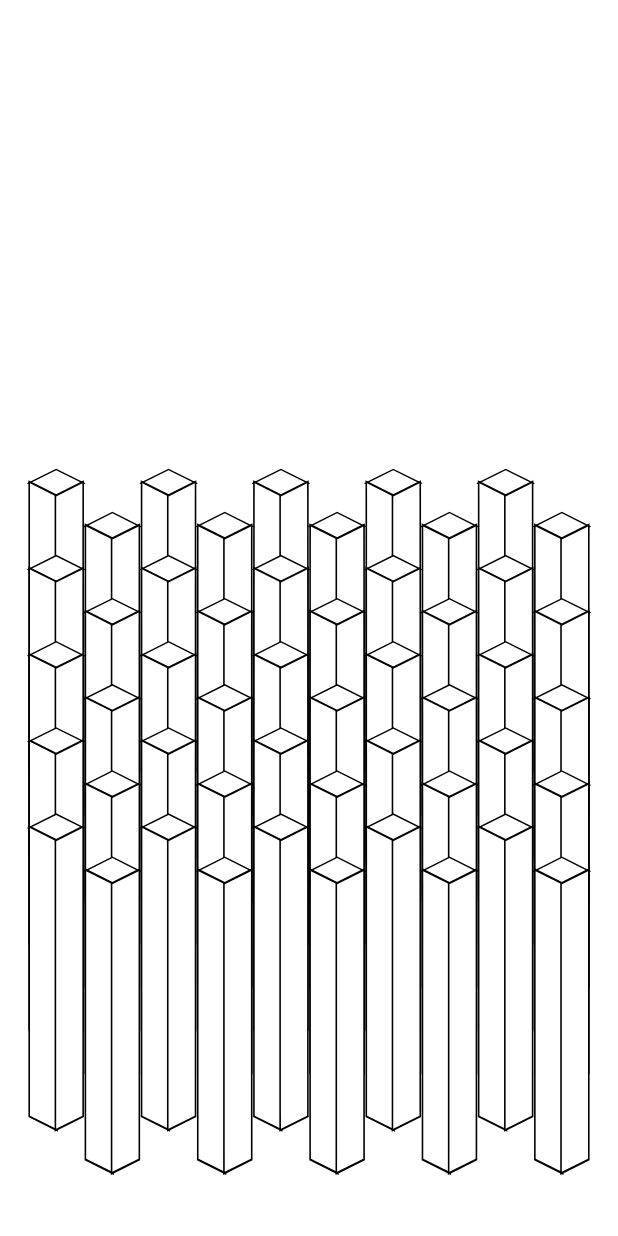
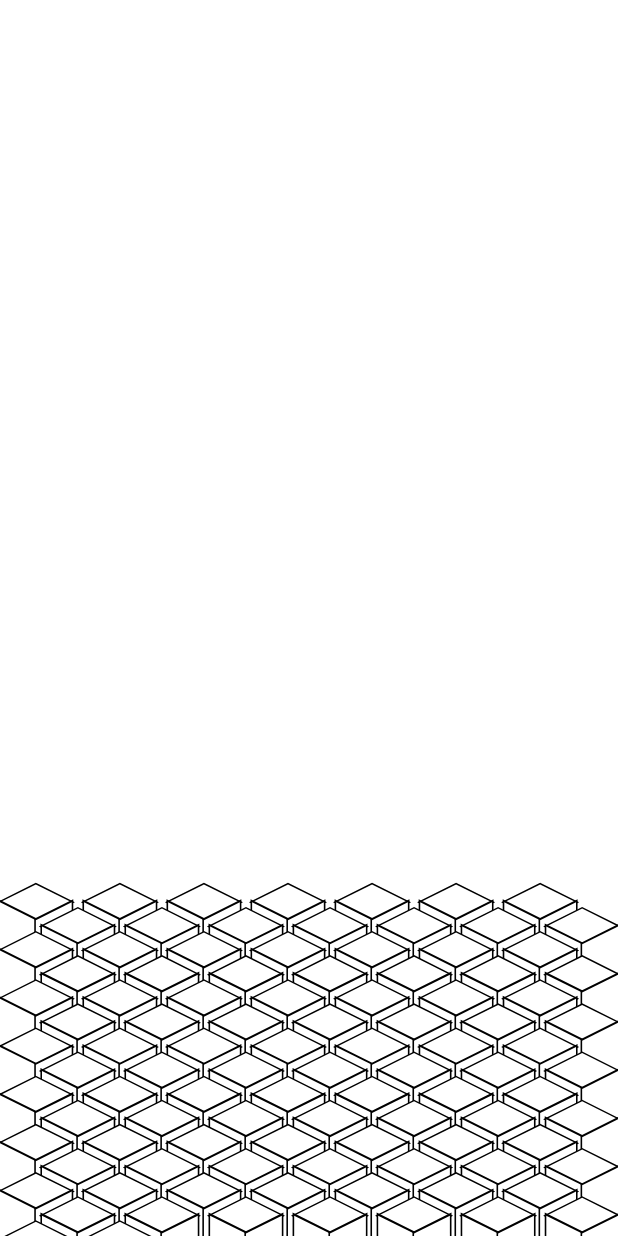
Before and after one commit to Roaa94/gen_art_canvas, a Flutter app: the screen it shows after launch, on a phone screen of 412 x 824 dp. Run offline on Flutter 3.47's test engine with Material 2 defaults, Android fonts, the phone set to English and light mode, and no system bars; our stand-ins replace firebase_core; accounts and stored records are empty.

Commit message:
refactor: improvements

```diff
--- a/lib/home_page.dart
+++ b/lib/home_page.dart
@@ -10,14 +10,14 @@ class HomePage extends StatelessWidget {
   Widget build(BuildContext context) {
     const ratio = 1080/1920;
     return Scaffold(
-      body: Center(
+      body: Align(
+        alignment: Alignment.bottomCenter,
         child: FittedBox(
           child: SizedBox(
             width: MediaQuery.of(context).size.width,
             height: MediaQuery.of(context).size.width * ratio,
-            child: Container(
-              margin: const EdgeInsets.all(20),
-              child: CuboidsGenArtCanvas(),
+            child: CuboidsGenArtCanvas(
+              initialGap: MediaQuery.of(context).size.width * 0.02,
             ),
           ),
         ),
```
Also changed, not shown: lib/cuboids_gen_art_canvas.dart (+14 -1 lines).
